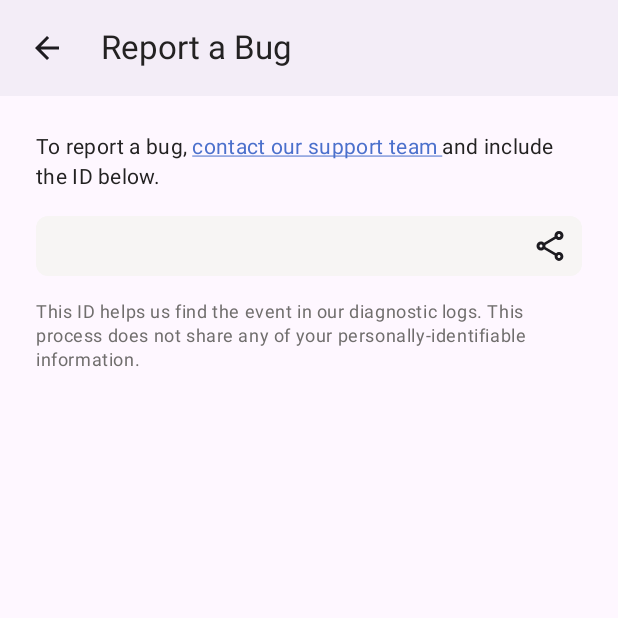
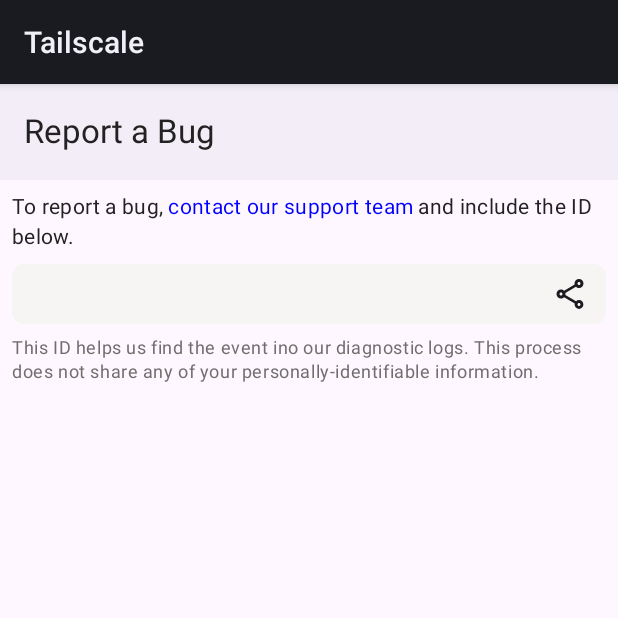
Before and after one commit to tailscale/tailscale-android, an Android app built with Jetpack Compose: the BugReportView screen opened through its navigation route, on a phone screen of 412 x 824 dp, the top half of it. Run offline under Robolectric (Android 15) with nearby library versions, the phone set to English and light mode, and no system bars; 7 statements that could not run were skipped.

Commit message:
Revert "[568eb59] android/ui: address preliminary design feedback (#227)"
This reverts commit 910511d83859900ac23da317ee3a22b6fa947e78.

Signed-off-by: James Tucker <james@tailscale.com>

```diff
--- a/android/src/main/AndroidManifest.xml
+++ b/android/src/main/AndroidManifest.xml
@@ -29,7 +29,6 @@
         android:allowBackup="false"
         android:banner="@drawable/tv_banner"
         android:icon="@mipmap/ic_launcher"
-        android:theme="@style/Theme.AppCompat"
         android:label="Tailscale"
         android:roundIcon="@mipmap/ic_launcher_round">
         <activity
--- a/android/src/main/java/com/tailscale/ipn/MainActivity.kt
+++ b/android/src/main/java/com/tailscale/ipn/MainActivity.kt
@@ -28,7 +28,6 @@
 import com.tailscale.ipn.ui.theme.AppTheme
 import com.tailscale.ipn.ui.util.set
 import com.tailscale.ipn.ui.view.AboutView
-import com.tailscale.ipn.ui.view.BackNavigation
 import com.tailscale.ipn.ui.view.BugReportView
 import com.tailscale.ipn.ui.view.ExitNodePicker
 import com.tailscale.ipn.ui.view.MDMSettingsDebugView
@@ -81,10 +80,7 @@
                   onNavigateToMDMSettings = { navController.navigate("mdmSettings") },
                   onNavigateToManagedBy = { navController.navigate("managedBy") },
                   onNavigateToUserSwitcher = { navController.navigate("userSwitcher") },
-                  onBackPressed = { navController.popBackStack() },
               )
-
-          val backNav = BackNavigation(onBack = { navController.popBackStack() })
 
           val exitNodePickerNav =
               ExitNodePickerNav(
@@ -107,13 +103,13 @@
           composable(
               "peerDetails/{nodeId}",
               arguments = listOf(navArgument("nodeId") { type = NavType.StringType })) {
-                PeerDetails(nav = backNav, it.arguments?.getString("nodeId") ?: "")
+                PeerDetails(it.arguments?.getString("nodeId") ?: "")
               }
-          composable("bugReport") { BugReportView(nav = backNav) }
-          composable("about") { AboutView(nav = backNav) }
-          composable("mdmSettings") { MDMSettingsDebugView(nav = backNav) }
-          composable("managedBy") { ManagedByView(nav = backNav) }
-          composable("userSwitcher") { UserSwitcherView(nav = backNav) }
+          composable("bugReport") { BugReportView() }
+          composable("about") { AboutView() }
+          composable("mdmSettings") { MDMSettingsDebugView() }
+          composable("managedBy") { ManagedByView() }
+          composable("userSwitcher") { UserSwitcherView() }
         }
       }
     }
--- a/android/src/main/java/com/tailscale/ipn/ui/view/BugReportView.kt
+++ b/android/src/main/java/com/tailscale/ipn/ui/view/BugReportView.kt
@@ -24,45 +24,42 @@
 import androidx.compose.runtime.collectAsState
 import androidx.compose.ui.Alignment
 import androidx.compose.ui.Modifier
+import androidx.compose.ui.graphics.Color
 import androidx.compose.ui.platform.LocalClipboardManager
 import androidx.compose.ui.platform.LocalUriHandler
 import androidx.compose.ui.res.stringResource
 import androidx.compose.ui.text.AnnotatedString
 import androidx.compose.ui.text.SpanStyle
 import androidx.compose.ui.text.buildAnnotatedString
-import androidx.compose.ui.text.font.FontFamily
 import androidx.compose.ui.text.style.TextAlign
-import androidx.compose.ui.text.style.TextDecoration
 import androidx.compose.ui.text.style.TextOverflow
 import androidx.compose.ui.text.withStyle
 import androidx.compose.ui.unit.dp
 import androidx.lifecycle.viewmodel.compose.viewModel
 import com.tailscale.ipn.R
 import com.tailscale.ipn.ui.Links
-import com.tailscale.ipn.ui.theme.ts_color_light_blue
 import com.tailscale.ipn.ui.util.defaultPaddingModifier
 import com.tailscale.ipn.ui.util.settingsRowModifier
 import com.tailscale.ipn.ui.viewModel.BugReportViewModel
 import kotlinx.coroutines.flow.StateFlow
 
 @Composable
-fun BugReportView(nav: BackNavigation, model: BugReportViewModel = viewModel()) {
+fun BugReportView(model: BugReportViewModel = viewModel()) {
   val handler = LocalUriHandler.current
 
-  Scaffold(topBar = { Header(R.string.bug_report_title, onBack = nav.onBack) }) { innerPadding ->
-    Column(
-        modifier = Modifier.padding(innerPadding).padding(24.dp).fillMaxWidth().fillMaxHeight()) {
+  Scaffold(topBar = { Header(R.string.bug_report_title) }) { innerPadding ->
+    Column(modifier = Modifier.padding(innerPadding).padding(8.dp).fillMaxWidth().fillMaxHeight()) {
       ClickableText(
           text = contactText(),
           modifier = Modifier.fillMaxWidth(),
           style = MaterialTheme.typography.bodyMedium,
           onClick = { handler.openUri(Links.SUPPORT_URL) })
 
-          Spacer(modifier = Modifier.height(16.dp))
+      Spacer(modifier = Modifier.height(8.dp))
 
       ReportIdRow(bugReportIdFlow = model.bugReportID)
 
-          Spacer(modifier = Modifier.height(16.dp))
+      Spacer(modifier = Modifier.height(8.dp))
 
       Text(
           text = stringResource(id = R.string.bug_report_id_desc),
@@ -90,8 +87,7 @@
           Text(
               text = bugReportId.value,
               style = MaterialTheme.typography.titleMedium,
-              fontFamily = FontFamily.Monospace,
-              maxLines = 2,
+              maxLines = 1,
               overflow = TextOverflow.Ellipsis,
               modifier = defaultPaddingModifier())
         }
@@ -109,8 +105,7 @@
     }
 
     pushStringAnnotation(tag = "reportLink", annotation = Links.SUPPORT_URL)
-    withStyle(
-        style = SpanStyle(color = ts_color_light_blue, textDecoration = TextDecoration.Underline)) {
+    withStyle(style = SpanStyle(color = Color.Blue)) {
       append(stringResource(id = R.string.bug_report_instructions_linktext))
     }
     pop()
--- a/android/src/main/java/com/tailscale/ipn/ui/view/ExitNodePicker.kt
+++ b/android/src/main/java/com/tailscale/ipn/ui/view/ExitNodePicker.kt
@@ -43,8 +43,7 @@
     model: ExitNodePickerViewModel = viewModel(factory = ExitNodePickerViewModelFactory(nav))
 ) {
   LoadingIndicator.Wrap {
-    Scaffold(topBar = { Header(R.string.choose_exit_node, onBack = nav.onNavigateHome) }) {
-        innerPadding ->
+    Scaffold(topBar = { Header(R.string.choose_exit_node) }) { innerPadding ->
       val tailnetExitNodes = model.tailnetExitNodes.collectAsState()
       val mullvadExitNodes = model.mullvadExitNodesByCountryCode.collectAsState()
       val anyActive = model.anyActive.collectAsState()
--- a/android/src/main/java/com/tailscale/ipn/ui/view/MDMSettingsDebugView.kt
+++ b/android/src/main/java/com/tailscale/ipn/ui/view/MDMSettingsDebugView.kt
@@ -31,9 +31,8 @@
 
 @OptIn(ExperimentalMaterial3Api::class)
 @Composable
-fun MDMSettingsDebugView(nav: BackNavigation, model: IpnViewModel = viewModel()) {
-  Scaffold(topBar = { Header(R.string.current_mdm_settings, onBack = nav.onBack) }) { innerPadding
-    ->
+fun MDMSettingsDebugView(model: IpnViewModel = viewModel()) {
+  Scaffold(topBar = { Header(R.string.current_mdm_settings) }) { innerPadding ->
     val mdmSettings = IpnViewModel.mdmSettings.collectAsState().value
     LazyColumn(modifier = Modifier.padding(innerPadding)) {
       items(enumValues<BooleanSetting>()) { booleanSetting ->
--- a/android/src/main/java/com/tailscale/ipn/ui/view/MainView.kt
+++ b/android/src/main/java/com/tailscale/ipn/ui/view/MainView.kt
@@ -10,23 +10,21 @@
 import androidx.compose.foundation.layout.Column
 import androidx.compose.foundation.layout.Row
 import androidx.compose.foundation.layout.Spacer
-import androidx.compose.foundation.layout.WindowInsets
 import androidx.compose.foundation.layout.fillMaxHeight
 import androidx.compose.foundation.layout.fillMaxSize
 import androidx.compose.foundation.layout.fillMaxWidth
 import androidx.compose.foundation.layout.padding
 import androidx.compose.foundation.layout.size
-import androidx.compose.foundation.layout.statusBars
 import androidx.compose.foundation.lazy.LazyColumn
 import androidx.compose.foundation.shape.RoundedCornerShape
 import androidx.compose.material.icons.Icons
+import androidx.compose.material.icons.automirrored.filled.KeyboardArrowRight
 import androidx.compose.material.icons.outlined.ArrowDropDown
 import androidx.compose.material.icons.outlined.Clear
 import androidx.compose.material.icons.outlined.Close
 import androidx.compose.material.icons.outlined.Search
 import androidx.compose.material.icons.outlined.Settings
 import androidx.compose.material3.ExperimentalMaterial3Api
-import androidx.compose.material3.HorizontalDivider
 import androidx.compose.material3.Icon
 import androidx.compose.material3.IconButton
 import androidx.compose.material3.ListItem
@@ -34,6 +32,7 @@
 import androidx.compose.material3.Scaffold
 import androidx.compose.material3.SearchBar
 import androidx.compose.material3.SearchBarDefaults
+import androidx.compose.material3.Switch
 import androidx.compose.material3.Text
 import androidx.compose.runtime.Composable
 import androidx.compose.runtime.collectAsState
@@ -69,23 +68,17 @@
 
 @Composable
 fun MainView(navigation: MainViewNavigation, viewModel: MainViewModel = viewModel()) {
-  Scaffold(contentWindowInsets = WindowInsets.Companion.statusBars) { paddingInsets ->
-    Column(
-        modifier = Modifier.fillMaxWidth().padding(paddingInsets),
-        verticalArrangement = Arrangement.Center) {
+  Scaffold { _ ->
+    Column(modifier = Modifier.fillMaxWidth(), verticalArrangement = Arrangement.Center) {
       val state = viewModel.ipnState.collectAsState(initial = Ipn.State.NoState)
       val user = viewModel.loggedInUser.collectAsState(initial = null)
 
       Row(
-              modifier =
-                  Modifier.fillMaxWidth()
-                      .background(MaterialTheme.colorScheme.secondaryContainer)
-                      .padding(horizontal = 8.dp)
-                      .padding(top = 10.dp),
+          modifier = Modifier.fillMaxWidth().padding(horizontal = 8.dp),
           verticalAlignment = Alignment.CenterVertically) {
             val isOn = viewModel.vpnToggleState.collectAsState(initial = false)
             if (state.value != Ipn.State.NeedsLogin && state.value != Ipn.State.NoState) {
-                  TintedSwitch(onCheckedChange = { viewModel.toggleVpn() }, checked = isOn.value)
+              Switch(onCheckedChange = { viewModel.toggleVpn() }, checked = isOn.value)
               Spacer(Modifier.size(3.dp))
             }
 
@@ -105,13 +98,7 @@
         Ipn.State.Running -> {
 
           val selfPeerId = viewModel.selfPeerId.collectAsState(initial = "")
-              Row(
-                  modifier =
-                      Modifier.background(MaterialTheme.colorScheme.secondaryContainer)
-                          .padding(top = 10.dp, bottom = 20.dp)) {
-                    ExitNodeStatus(
-                        navAction = navigation.onNavigateToExitNodes, viewModel = viewModel)
-                  }
+          ExitNodeStatus(navAction = navigation.onNavigateToExitNodes, viewModel = viewModel)
           PeerList(
               searchTerm = viewModel.searchTerm,
               state = viewModel.ipnState,
@@ -148,17 +135,16 @@
           Modifier.clickable { navAction() }
               .padding(horizontal = 8.dp)
               .clip(shape = RoundedCornerShape(10.dp, 10.dp, 10.dp, 10.dp))
-              .background(MaterialTheme.colorScheme.background)
+              .background(MaterialTheme.colorScheme.secondaryContainer)
               .fillMaxWidth()) {
-        Column(modifier = Modifier.padding(vertical = 15.dp, horizontal = 18.dp)) {
+        Column(modifier = Modifier.padding(6.dp)) {
           Text(
               text = stringResource(id = R.string.exit_node),
-              color = MaterialTheme.colorScheme.secondary,
-              style = MaterialTheme.typography.titleSmall)
+              style = MaterialTheme.typography.titleMedium)
           Row(verticalAlignment = Alignment.CenterVertically) {
             Text(
                 text = exitNode ?: stringResource(id = R.string.none),
-                style = MaterialTheme.typography.bodyLarge)
+                style = MaterialTheme.typography.bodyMedium)
             Icon(
                 Icons.Outlined.ArrowDropDown,
                 null,
@@ -222,13 +208,12 @@
 fun ConnectView(user: IpnLocal.LoginProfile?, connectAction: () -> Unit, loginAction: () -> Unit) {
   Row(horizontalArrangement = Arrangement.Center, modifier = Modifier.fillMaxWidth()) {
     Column(
-        horizontalAlignment = Alignment.CenterHorizontally,
         modifier =
-            Modifier.background(MaterialTheme.colorScheme.secondaryContainer).fillMaxWidth()) {
-          Column(
-              modifier = Modifier.padding(8.dp).fillMaxWidth(0.7f).fillMaxHeight(),
-              verticalArrangement =
-                  Arrangement.spacedBy(8.dp, alignment = Alignment.CenterVertically),
+            Modifier.background(MaterialTheme.colorScheme.secondaryContainer)
+                .padding(8.dp)
+                .fillMaxWidth(0.7f)
+                .fillMaxHeight(),
+        verticalArrangement = Arrangement.spacedBy(8.dp, alignment = Alignment.CenterVertically),
         horizontalAlignment = Alignment.CenterHorizontally,
     ) {
       if (user != null && !user.isEmpty()) {
@@ -281,7 +266,6 @@
     }
   }
 }
-}
 
 @Composable
 fun ClearButton(onClick: () -> Unit) {
@@ -324,11 +308,9 @@
       trailingIcon = {
         if (searchTermStr.isNotEmpty()) ClearButton({ onSearch("") }) else CloseButton()
       },
-      tonalElevation = 0.dp,
-      shadowElevation = 0.dp,
-      colors =
-          SearchBarDefaults.colors(
-              containerColor = Color.Transparent, dividerColor = Color.Transparent),
+      tonalElevation = 2.dp,
+      shadowElevation = 2.dp,
+      colors = SearchBarDefaults.colors(),
       modifier = Modifier.fillMaxWidth()) {
         LazyColumn(
             modifier =
@@ -341,8 +323,7 @@
                     Text(
                         text =
                             peerSet.user?.DisplayName ?: stringResource(id = R.string.unknown_user),
-                        style = MaterialTheme.typography.titleLarge,
-                        fontWeight = FontWeight.SemiBold)
+                        style = MaterialTheme.typography.titleLarge)
                   })
             }
             peerSet.peers.forEach { peer ->
@@ -363,20 +344,19 @@
                             }
                         Box(
                             modifier =
-                                Modifier.size(10.dp)
+                                Modifier.size(8.dp)
                                     .background(
                                         color = color, shape = RoundedCornerShape(percent = 50))) {}
-                        Spacer(modifier = Modifier.size(6.dp))
+                        Spacer(modifier = Modifier.size(8.dp))
                         Text(text = peer.ComputedName, style = MaterialTheme.typography.titleMedium)
                       }
                     },
                     supportingContent = {
                       Text(
                           text = peer.Addresses?.first()?.split("/")?.first() ?: "",
-                          style = MaterialTheme.typography.bodyMedium,
-                          color = MaterialTheme.colorScheme.secondary)
-                    })
-                HorizontalDivider(color = MaterialTheme.colorScheme.secondaryContainer)
+                          style = MaterialTheme.typography.bodyMedium)
+                    },
+                    trailingContent = { Icon(Icons.AutoMirrored.Filled.KeyboardArrowRight, null) })
               }
             }
           }
--- a/android/src/main/java/com/tailscale/ipn/ui/view/SharedViews.kt
+++ b/android/src/main/java/com/tailscale/ipn/ui/view/SharedViews.kt
@@ -4,11 +4,9 @@
 package com.tailscale.ipn.ui.view
 
 import androidx.annotation.StringRes
-import androidx.compose.foundation.clickable
-import androidx.compose.foundation.layout.padding
 import androidx.compose.foundation.layout.width
 import androidx.compose.material.icons.Icons
-import androidx.compose.material.icons.automirrored.filled.ArrowBack
+import androidx.compose.material.icons.automirrored.filled.KeyboardArrowRight
 import androidx.compose.material.icons.filled.CheckCircle
 import androidx.compose.material3.CircularProgressIndicator
 import androidx.compose.material3.ExperimentalMaterial3Api
@@ -22,31 +20,22 @@
 import androidx.compose.ui.res.stringResource
 import androidx.compose.ui.unit.dp
 
-data class BackNavigation(
-    val onBack: () -> Unit,
-)
-
 // Header view for all secondary screens
 @OptIn(ExperimentalMaterial3Api::class)
 @Composable
-fun Header(@StringRes title: Int, onBack: (() -> Unit)? = null) {
+fun Header(@StringRes title: Int) {
   TopAppBar(
       colors =
           TopAppBarDefaults.topAppBarColors(
               containerColor = MaterialTheme.colorScheme.surfaceContainer,
               titleContentColor = MaterialTheme.colorScheme.primary,
           ),
-      title = { Text(stringResource(title)) },
-      navigationIcon = { onBack?.let { BackArrow(action = it) } },
-  )
+      title = { Text(stringResource(title)) })
 }
 
 @Composable
-fun BackArrow(action: () -> Unit) {
-  Icon(
-      Icons.AutoMirrored.Filled.ArrowBack,
-      null,
-      modifier = Modifier.clickable { action() }.padding(start = 15.dp, end = 20.dp))
+fun ChevronRight() {
+  Icon(Icons.AutoMirrored.Filled.KeyboardArrowRight, null)
 }
 
 @Composable
--- a/android/src/main/java/com/tailscale/ipn/ui/view/UserSwitcherView.kt
+++ b/android/src/main/java/com/tailscale/ipn/ui/view/UserSwitcherView.kt
@@ -25,12 +25,12 @@
 
 @OptIn(ExperimentalMaterial3Api::class)
 @Composable
-fun UserSwitcherView(nav: BackNavigation, viewModel: UserSwitcherViewModel = viewModel()) {
+fun UserSwitcherView(viewModel: UserSwitcherViewModel = viewModel()) {
 
   val users = viewModel.loginProfiles.collectAsState().value
   val currentUser = viewModel.loggedInUser.collectAsState().value
 
-  Scaffold(topBar = { Header(R.string.accounts, onBack = nav.onBack) }) { innerPadding ->
+  Scaffold(topBar = { Header(R.string.accounts) }) { innerPadding ->
     Column(
         modifier = Modifier.padding(innerPadding).fillMaxWidth(),
         verticalArrangement = Arrangement.spacedBy(8.dp)) {
--- a/android/src/main/java/com/tailscale/ipn/ui/view/UserView.kt
+++ b/android/src/main/java/com/tailscale/ipn/ui/view/UserView.kt
@@ -62,7 +62,7 @@
           when (actionState) {
             UserActionState.CURRENT -> CheckedIndicator()
             UserActionState.SWITCHING -> SimpleActivityIndicator(size = 26)
-            UserActionState.NAV -> Unit
+            UserActionState.NAV -> ChevronRight()
             UserActionState.NONE -> Unit
           }
         }
--- a/android/src/main/java/com/tailscale/ipn/ui/viewModel/SettingsViewModel.kt
+++ b/android/src/main/java/com/tailscale/ipn/ui/viewModel/SettingsViewModel.kt
@@ -78,8 +78,7 @@
     val onNavigateToAbout: () -> Unit,
     val onNavigateToMDMSettings: () -> Unit,
     val onNavigateToManagedBy: () -> Unit,
-    val onNavigateToUserSwitcher: () -> Unit,
-    val onBackPressed: () -> Unit,
+    val onNavigateToUserSwitcher: () -> Unit
 )
 
 class SettingsViewModelFactory(private val navigation: SettingsNav) : ViewModelProvider.Factory {
--- a/android/src/main/res/values/strings.xml
+++ b/android/src/main/res/values/strings.xml
@@ -24,14 +24,13 @@
     <string name="terms_of_service">Terms of Service</string>
     <string name="about_view_footnotes">WireGuard is a registered trademark of Jason A. Donenfeld.\n\n© 2024 Tailscale Inc. All rights reserved.\nTailscale is a registered trademark of Tailscale Inc.</string>
     <string name="app_icon_content_description">The Tailscale App Icon</string>
-    <string name="managed_by">Managed By</string>
 
     <!-- Strings for the bug reporting screen -->
     <string name="bug_report_title">Report a Bug</string>
     <string name="bug_report_instructions_prefix">To report a bug,&#160;</string>
-    <string name="bug_report_instructions_linktext">contact our support team&#160;</string>
-    <string name="bug_report_instructions_suffix"> and include the ID below.</string>
-    <string name="bug_report_id_desc">This ID helps us find the event in our diagnostic logs. This process does not share any of your personally-identifiable information.</string>
+    <string name="bug_report_instructions_linktext">contact our support team&#160; </string>
+    <string name="bug_report_instructions_suffix">and include the ID below.</string>
+    <string name="bug_report_id_desc">This ID helps us find the event ino our diagnostic logs.  This process does not share any of your personally-identifiable information.</string>
 
     <!-- Strings for the settings screen -->
     <string name="settings_title">Settings</string>
@@ -42,17 +41,16 @@
     <string name="use_ts_dns">Use Tailscale DNS</string>
 
     <!-- Strings for the main screen -->
-    <string name="exit_node">EXIT NODE</string>
+    <string name="exit_node">Exit Node</string>
     <string name="starting">Starting…</string>
     <string name="connect_to_tailnet">"Connect again to talk to the other devices in the %1$s tailnet."</string>
     <string name="welcome_to_tailscale">Welcome to Tailscale</string>
     <string name="login_to_join_your_tailnet">Log in to join your tailnet and connect your devices.</string>
 
     <!-- Strings for peer details -->
-    <string name="addresses_section"></string>
+    <string name="addresses_section">TAILSCALE ADDRESSES</string>
     <string name="os">OS</string>
     <string name="key_expiry">Key Expiry</string>
-    <string name="peer_details">Tailscale Addresses</string>
 
     <!-- Strings for MDM settings -->
     <string name="current_mdm_settings">Current MDM Settings</string>
```
Also changed, not shown: android/src/main/java/com/tailscale/ipn/ui/view/AboutView.kt (+4 -3 lines), android/src/main/java/com/tailscale/ipn/ui/view/ManagedByView.kt (+4 -3 lines), android/src/main/java/com/tailscale/ipn/ui/view/PeerDetails.kt (+15 -22 lines), android/src/main/java/com/tailscale/ipn/ui/view/SettingsView.kt (+5 -5 lines), android/src/main/java/com/tailscale/ipn/ui/view/TintedSwitch.kt (deleted, +0 -24 lines). Lines whose indentation alone changed are shown as unchanged.
